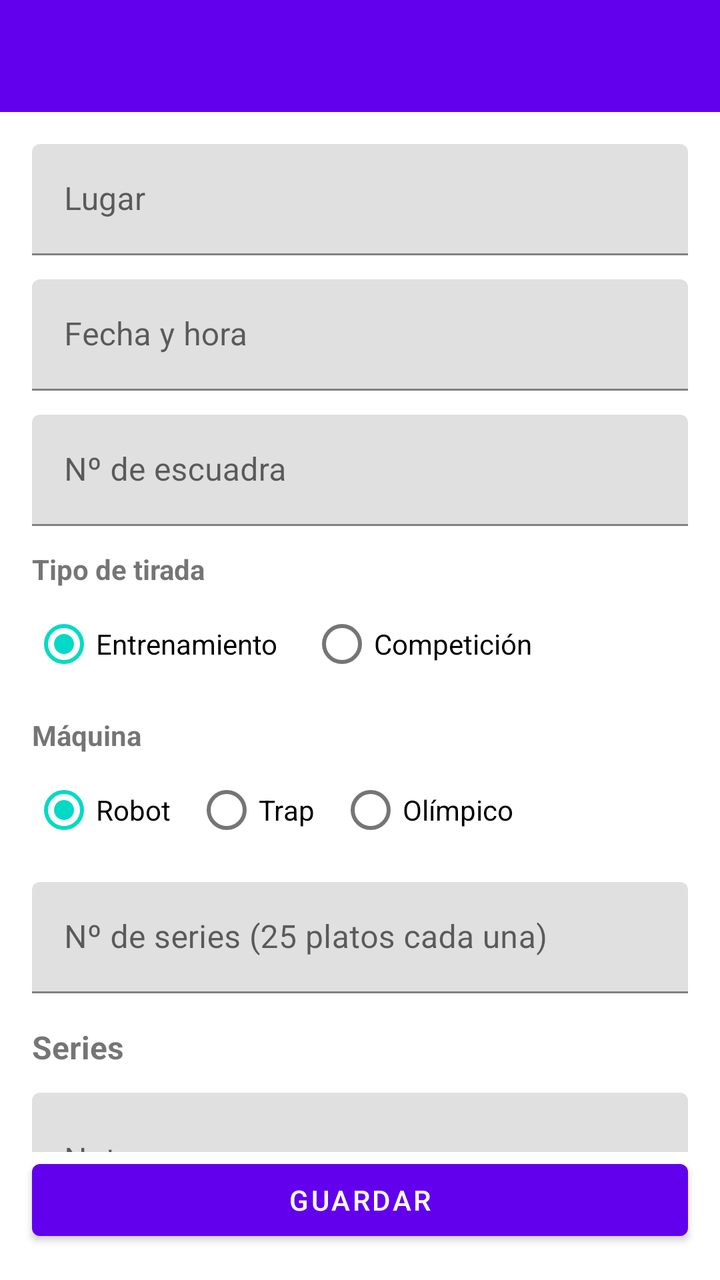
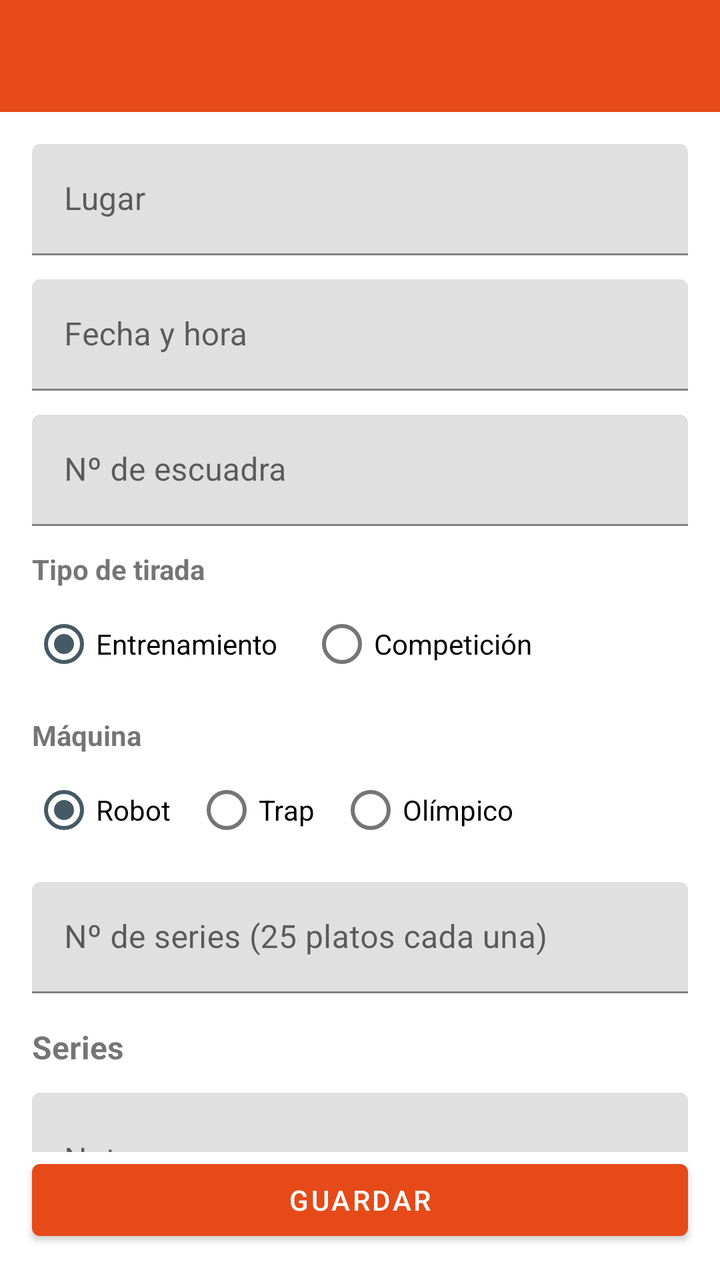

Two renders of the same Android screen: before a commit and after it. Below are the layout's source before the change and the commit's diff.
<!-- AndroidManifest.xml: application theme Theme.PlatoScore -->
<!-- res/layout/activity_personal_tirada_detail.xml -->
<?xml version="1.0" encoding="utf-8"?>
<androidx.constraintlayout.widget.ConstraintLayout xmlns:android="http://schemas.android.com/apk/res/android"
    xmlns:app="http://schemas.android.com/apk/res-auto"
    xmlns:tools="http://schemas.android.com/tools"
    android:layout_width="match_parent"
    android:layout_height="match_parent"
    tools:context=".ui.activities.PersonalTiradaDetailActivity">

    <com.google.android.material.appbar.MaterialToolbar
        android:id="@+id/toolbar"
        android:layout_width="0dp"
        android:layout_height="wrap_content"
        android:minHeight="?attr/actionBarSize"
        android:background="?attr/colorPrimary"
        android:theme="@style/ThemeOverlay.MaterialComponents.Dark.ActionBar"
        app:layout_constraintTop_toTopOf="parent"
        app:layout_constraintStart_toStartOf="parent"
        app:layout_constraintEnd_toEndOf="parent" />

    <androidx.core.widget.NestedScrollView
        android:layout_width="0dp"
        android:layout_height="0dp"
        android:fillViewport="true"
        app:layout_constraintTop_toBottomOf="@id/toolbar"
        app:layout_constraintBottom_toTopOf="@id/btnGuardar"
        app:layout_constraintStart_toStartOf="parent"
        app:layout_constraintEnd_toEndOf="parent">

        <LinearLayout
            android:layout_width="match_parent"
            android:layout_height="wrap_content"
            android:orientation="vertical"
            android:padding="16dp">

            <com.google.android.material.textfield.TextInputLayout
                android:layout_width="match_parent"
                android:layout_height="wrap_content"
                android:hint="@string/label_lugar"
                android:layout_marginBottom="12dp">

                <com.google.android.material.textfield.TextInputEditText
                    android:id="@+id/etLugar"
                    android:layout_width="match_parent"
                    android:layout_height="wrap_content"
                    android:inputType="textCapSentences" />
            </com.google.android.material.textfield.TextInputLayout>

            <com.google.android.material.textfield.TextInputLayout
                android:layout_width="match_parent"
                android:layout_height="wrap_content"
                android:hint="@string/label_fecha_hora"
                android:layout_marginBottom="12dp">

                <com.google.android.material.textfield.TextInputEditText
                    android:id="@+id/etFechaHora"
                    android:layout_width="match_parent"
                    android:layout_height="wrap_content"
                    android:focusable="false"
                    android:clickable="true"
                    android:cursorVisible="false"
                    android:inputType="none" />
            </com.google.android.material.textfield.TextInputLayout>

            <com.google.android.material.textfield.TextInputLayout
                android:layout_width="match_parent"
                android:layout_height="wrap_content"
                android:hint="@string/label_numero_escuadra"
                android:layout_marginBottom="12dp">

                <com.google.android.material.textfield.TextInputEditText
                    android:id="@+id/etEscuadra"
                    android:layout_width="match_parent"
                    android:layout_height="wrap_content"
                    android:inputType="number" />
            </com.google.android.material.textfield.TextInputLayout>

            <TextView
                android:layout_width="wrap_content"
                android:layout_height="wrap_content"
                android:text="@string/label_tipo"
                android:textStyle="bold"
                android:layout_marginBottom="4dp" />

            <RadioGroup
                android:id="@+id/rgTipo"
                android:layout_width="match_parent"
                android:layout_height="wrap_content"
                android:orientation="horizontal"
                android:layout_marginBottom="12dp">

                <RadioButton
                    android:id="@+id/rbEntrenamiento"
                    android:layout_width="wrap_content"
                    android:layout_height="wrap_content"
                    android:checked="true"
                    android:text="@string/tipo_entrenamiento" />

                <RadioButton
                    android:id="@+id/rbCompeticion"
                    android:layout_width="wrap_content"
                    android:layout_height="wrap_content"
                    android:layout_marginStart="16dp"
                    android:text="@string/tipo_competicion" />
            </RadioGroup>

            <TextView
                android:layout_width="wrap_content"
                android:layout_height="wrap_content"
                android:text="@string/label_maquina"
                android:textStyle="bold"
                android:layout_marginBottom="4dp" />

            <RadioGroup
                android:id="@+id/rgMaquina"
                android:layout_width="match_parent"
                android:layout_height="wrap_content"
                android:orientation="horizontal"
                android:layout_marginBottom="12dp">

                <RadioButton
                    android:id="@+id/rbRobot"
                    android:layout_width="wrap_content"
                    android:layout_height="wrap_content"
                    android:checked="true"
                    android:text="@string/maquina_robot" />

                <RadioButton
                    android:id="@+id/rbTrap"
                    android:layout_width="wrap_content"
                    android:layout_height="wrap_content"
                    android:layout_marginStart="12dp"
                    android:text="@string/maquina_trap" />

                <RadioButton
                    android:id="@+id/rbOlimpico"
                    android:layout_width="wrap_content"
                    android:layout_height="wrap_content"
                    android:layout_marginStart="12dp"
                    android:text="@string/maquina_olimpico" />
            </RadioGroup>

            <com.google.android.material.textfield.TextInputLayout
                android:layout_width="match_parent"
                android:layout_height="wrap_content"
                android:hint="@string/label_numero_series"
                android:layout_marginBottom="8dp">

                <com.google.android.material.textfield.TextInputEditText
                    android:id="@+id/etNumeroSeries"
                    android:layout_width="match_parent"
                    android:layout_height="wrap_content"
                    android:inputType="number" />
            </com.google.android.material.textfield.TextInputLayout>

            <TextView
                android:layout_width="wrap_content"
                android:layout_height="wrap_content"
                android:text="@string/series_titulo"
                android:textStyle="bold"
                android:textSize="16sp"
                android:layout_marginTop="8dp"
                android:layout_marginBottom="4dp" />

            <LinearLayout
                android:id="@+id/containerSeries"
                android:layout_width="match_parent"
                android:layout_height="wrap_content"
                android:orientation="vertical" />

            <com.google.android.material.textfield.TextInputLayout
                android:layout_width="match_parent"
                android:layout_height="wrap_content"
                android:hint="@string/label_notas"
                android:layout_marginTop="8dp">

                <com.google.android.material.textfield.TextInputEditText
                    android:id="@+id/etNotas"
                    android:layout_width="match_parent"
                    android:layout_height="wrap_content"
                    android:inputType="textMultiLine|textCapSentences"
                    android:minLines="2"
                    android:gravity="top" />
            </com.google.android.material.textfield.TextInputLayout>

        </LinearLayout>

    </androidx.core.widget.NestedScrollView>

    <Button
        android:id="@+id/btnGuardar"
        android:layout_width="0dp"
        android:layout_height="wrap_content"
        android:text="@string/accion_guardar"
        android:layout_margin="16dp"
        app:layout_constraintStart_toStartOf="parent"
        app:layout_constraintEnd_toEndOf="parent"
        app:layout_constraintBottom_toBottomOf="parent" />

</androidx.constraintlayout.widget.ConstraintLayout>
<!-- resources referenced by this layout -->
<resources>
  <string name="accion_guardar">Guardar</string>
  <string name="label_fecha_hora">Fecha y hora</string>
  <string name="label_lugar">Lugar</string>
  <string name="label_maquina">Máquina</string>
  <string name="label_notas">Notas</string>
  <string name="label_numero_escuadra">Nº de escuadra</string>
  <string name="label_numero_series">Nº de series (25 platos cada una)</string>
  <string name="label_tipo">Tipo de tirada</string>
  <string name="maquina_olimpico">Olímpico</string>
  <string name="maquina_robot">Robot</string>
  <string name="maquina_trap">Trap</string>
  <string name="series_titulo">Series</string>
  <string name="tipo_competicion">Competición</string>
  <string name="tipo_entrenamiento">Entrenamiento</string>
  <style name="Theme.PlatoScore" parent="Theme.MaterialComponents.DayNight.NoActionBar">
          
          <item name="colorPrimary">@color/purple_500</item>
          <item name="colorPrimaryVariant">@color/purple_700</item>
          <item name="colorOnPrimary">@color/white</item>
          
          <item name="colorSecondary">@color/teal_200</item>
          <item name="colorSecondaryVariant">@color/teal_700</item>
          <item name="colorOnSecondary">@color/black</item>
          
          <item name="android:statusBarColor">?attr/colorPrimaryVariant</item>
          
      </style>
  <color name="purple_500">#FF6200EE</color>
  <color name="purple_700">#FF3700B3</color>
  <color name="white">#FFFFFFFF</color>
  <color name="teal_200">#FF03DAC5</color>
  <color name="teal_700">#FF018786</color>
  <color name="black">#FF000000</color>
</resources>

<!-- the commit's change to res/layout/activity_personal_tirada_detail.xml (unified diff, before → after) -->
@@ -11,7 +11,7 @@
         android:layout_width="0dp"
         android:layout_height="wrap_content"
         android:minHeight="?attr/actionBarSize"
-        android:background="?attr/colorPrimary"
+        android:background="?attr/platoAppBar"
         android:theme="@style/ThemeOverlay.MaterialComponents.Dark.ActionBar"
         app:layout_constraintTop_toTopOf="parent"
         app:layout_constraintStart_toStartOf="parent"
<!-- resource entries referenced after the edit -->
@@ -16,22 +16,24 @@
   <string name="tipo_entrenamiento">Entrenamiento</string>
   <style name="Theme.PlatoScore" parent="Theme.MaterialComponents.DayNight.NoActionBar">
           
-          <item name="colorPrimary">@color/purple_500</item>
-          <item name="colorPrimaryVariant">@color/purple_700</item>
+          <item name="colorPrimary">@color/naranja</item>
+          <item name="colorPrimaryVariant">@color/naranja_oscuro</item>
           <item name="colorOnPrimary">@color/white</item>
           
-          <item name="colorSecondary">@color/teal_200</item>
-          <item name="colorSecondaryVariant">@color/teal_700</item>
-          <item name="colorOnSecondary">@color/black</item>
+          <item name="colorSecondary">@color/grafito</item>
+          <item name="colorSecondaryVariant">@color/grafito_oscuro</item>
+          <item name="colorOnSecondary">@color/white</item>
+          
+          <item name="platoAppBar">@color/naranja</item>
+          <item name="platoOnAppBar">@color/white</item>
           
           <item name="android:statusBarColor">?attr/colorPrimaryVariant</item>
           
       </style>
-  <color name="purple_500">#FF6200EE</color>
-  <color name="purple_700">#FF3700B3</color>
+  <color name="naranja">#FFE64A19</color>
+  <color name="naranja_oscuro">#FFBF360C</color>
   <color name="white">#FFFFFFFF</color>
-  <color name="teal_200">#FF03DAC5</color>
-  <color name="teal_700">#FF018786</color>
-  <color name="black">#FF000000</color>
+  <color name="grafito">#FF455A64</color>
+  <color name="grafito_oscuro">#FF263238</color>
 </resources>
 
